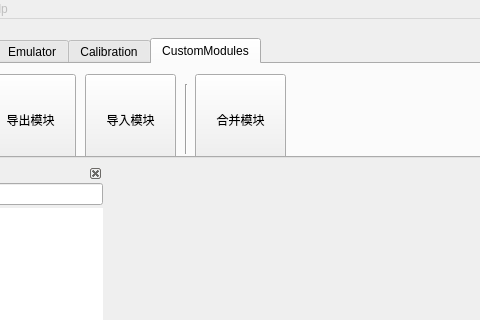
Qt form dialogs/mainwindow.ui (L-Net-1992/ADAS_AD_Developer) before a commit; both pictures show x 137 to 617 and y 0 to 320 of the 1280 by 800 pixel window.
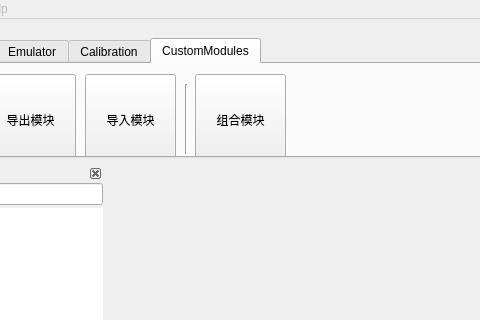
The same form after that commit. Icons and pictures are not drawn. Custom widgets are drawn as their Qt base class.

Patch:
```diff
--- a/dialogs/mainwindow.ui
+++ b/dialogs/mainwindow.ui
@@ -1306,7 +1306,7 @@
           <enum>Qt::NoFocus</enum>
          </property>
          <property name="text">
-          <string>合并模块</string>
+          <string>组合模块</string>
          </property>
          <property name="icon">
           <iconset resource="../image.qrc">
```
Left out of the diff: 6 changed lines with no effect on the pictures.
